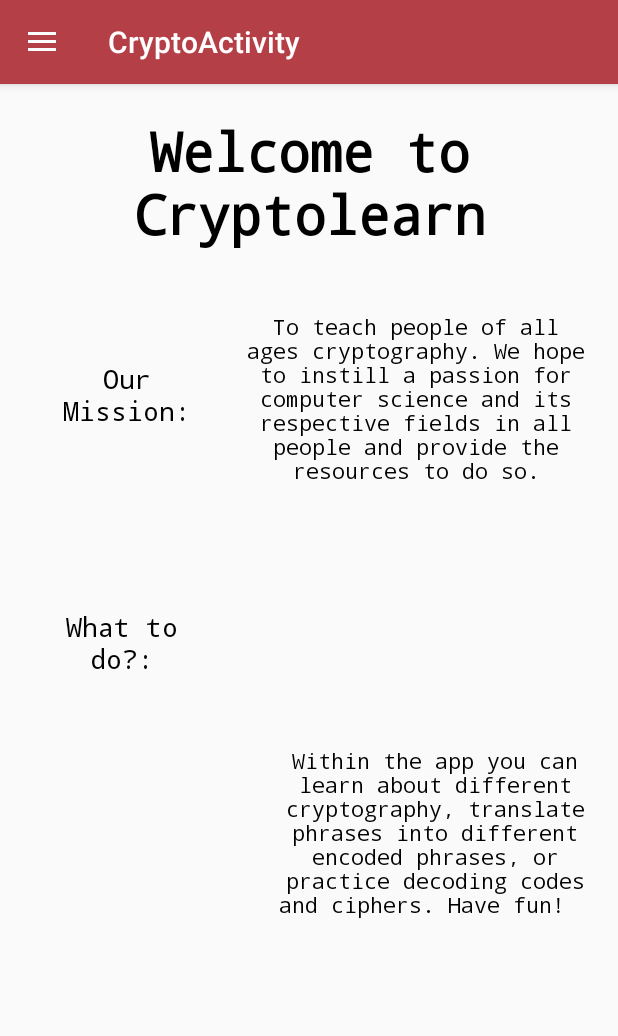
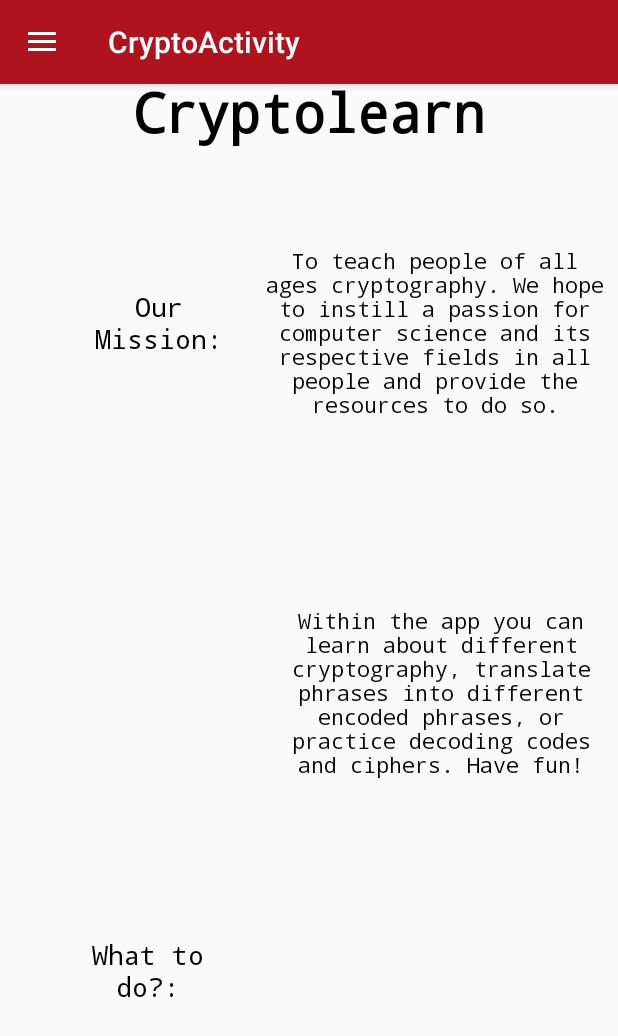
Before and after one commit to sagealo/Cryptolearn, an Android app: the screen it shows after launch (CryptoActivity), on a phone screen of 412 x 824 dp. Shown: the top 1036 px of the screen. Run offline under Robolectric (Android 15) with nearby library versions, the phone set to English and light mode, and no system bars.

Commit message:
Created the welcome fragment and fixed problem when on create the view could not be found. 12/14/18

```diff
--- a/app/src/main/java/com/per2/cryptolearn/CryptoActivity.java
+++ b/app/src/main/java/com/per2/cryptolearn/CryptoActivity.java
@@ -35,6 +35,13 @@ public class CryptoActivity extends AppCompatActivity
 
         NavigationView navigationView = (NavigationView) findViewById(R.id.nav_view);
         navigationView.setNavigationItemSelectedListener(this);
+        FragmentManager fm = getSupportFragmentManager();
+        //in the builder pattern, you can keep calling
+        //methods in a row because it returns the same
+        //data type. Before the commit, we could
+        //set the transition, change the back stack, etc
+        fm.beginTransaction().replace(R.id.container_main, new WelcomeFragment()).addToBackStack(null)
+                .commit();
     }
 
     @Override
@@ -82,6 +89,7 @@ public class CryptoActivity extends AppCompatActivity
             // Handle the binary action
             newFragment = new BinaryFragment();
         }
+
         if(newFragment!= null){
             FragmentManager fm = getSupportFragmentManager();
             //in the builder pattern, you can keep calling
--- /dev/null
+++ b/app/src/main/java/com/per2/cryptolearn/WelcomeFragment.java
@@ -0,0 +1,35 @@
+package com.per2.cryptolearn;
+
+import android.os.Bundle;
+import android.support.annotation.NonNull;
+import android.support.annotation.Nullable;
+import android.support.v4.app.Fragment;
+import android.view.LayoutInflater;
+import android.view.View;
+import android.view.ViewGroup;
+import android.widget.TextView;
+
+public class WelcomeFragment extends Fragment {
+    private TextView welcome;
+    private TextView usesTitle;
+    private TextView uses;
+    private TextView missionTitle;
+    private TextView mission;
+
+    public View onCreateView(@NonNull LayoutInflater inflater,
+                             @Nullable ViewGroup container,
+                             @Nullable Bundle savedInstanceState) {
+        View rootView = inflater.inflate(R.layout.fragment_welcome, container, false);
+        wireWidgets(rootView);
+
+        return rootView;
+    }
+
+    private void wireWidgets(View rootView) {
+        welcome = rootView.findViewById(R.id.textview_welcome_welcome);
+        usesTitle = rootView.findViewById(R.id.textview_welcome_uses);
+        uses = rootView.findViewById(R.id.textview_welcome_whattododesc);
+        mission = rootView.findViewById(R.id.textview_welcome_ourmissiondesc);
+        missionTitle = rootView.findViewById(R.id.textview_welcome_ourmission);
+    }
+}
--- a/app/src/main/res/layout/app_bar_crypto.xml
+++ b/app/src/main/res/layout/app_bar_crypto.xml
@@ -2,7 +2,6 @@
 <android.support.constraint.ConstraintLayout xmlns:android="http://schemas.android.com/apk/res/android"
     xmlns:app="http://schemas.android.com/apk/res-auto"
     xmlns:tools="http://schemas.android.com/tools"
-    android:id="@+id/background_appbar_background"
     android:layout_width="match_parent"
     android:layout_height="match_parent"
     tools:context=".CryptoActivity">
@@ -21,91 +20,6 @@
             app:popupTheme="@style/AppTheme.PopupOverlay" />
 
     </android.support.design.widget.AppBarLayout>
-
-    <TextView
-        android:id="@+id/textview_appbar_welcome"
-        android:layout_width="308dp"
-        android:layout_height="108dp"
-        android:layout_marginEnd="8dp"
-        android:layout_marginStart="8dp"
-        android:layout_marginTop="20dp"
-        android:fontFamily="monospace"
-        android:text="@string/welcome_to_cryptolearn"
-        android:textAlignment="center"
-        android:textAllCaps="false"
-        android:textColor="@android:color/black"
-        android:textSize="36sp"
-        android:textStyle="bold"
-        app:layout_constraintEnd_toEndOf="parent"
-        app:layout_constraintHorizontal_bias="0.504"
-        app:layout_constraintStart_toStartOf="parent"
-        app:layout_constraintTop_toBottomOf="@+id/appBarLayout" />
-
-    <TextView
-        android:id="@+id/textview_appbar_ourmission"
-        android:layout_width="105dp"
-        android:layout_height="57dp"
-        android:layout_marginStart="32dp"
-        android:layout_marginTop="56dp"
-        android:fontFamily="monospace"
-        android:text="@string/our_mission"
-        android:textAlignment="center"
-        android:textColor="@android:color/black"
-        android:textSize="18sp"
-        app:layout_constraintStart_toStartOf="parent"
-        app:layout_constraintTop_toBottomOf="@+id/textview_appbar_welcome" />
-
-    <TextView
-        android:id="@+id/textview_appbar_ourmissiondesc"
-        android:layout_width="228dp"
-        android:layout_height="119dp"
-        android:layout_marginEnd="8dp"
-        android:layout_marginStart="8dp"
-        android:layout_marginTop="24dp"
-        android:fontFamily="monospace"
-        android:text="@string/our_mission_desc"
-        android:textAlignment="center"
-        android:textColor="@android:color/black"
-        app:layout_constraintEnd_toEndOf="parent"
-        app:layout_constraintHorizontal_bias="0.578"
-        app:layout_constraintStart_toEndOf="@+id/textview_appbar_ourmission"
-        app:layout_constraintTop_toBottomOf="@+id/textview_appbar_welcome" />
-
-    <TextView
-        android:id="@+id/textview_appbar_uses"
-        android:layout_width="99dp"
-        android:layout_height="60dp"
-        android:layout_marginBottom="8dp"
-        android:layout_marginStart="32dp"
-        android:layout_marginTop="108dp"
-        android:fontFamily="monospace"
-        android:text="What to do?:"
-        android:textAlignment="center"
-        android:textColor="@android:color/black"
-        android:textSize="18sp"
-        app:layout_constraintBottom_toBottomOf="parent"
-        app:layout_constraintStart_toStartOf="parent"
-        app:layout_constraintTop_toBottomOf="@+id/textview_appbar_ourmission"
-        app:layout_constraintVertical_bias="0.0" />
-
-    <TextView
-        android:id="@+id/textview_appbar_whattododesc"
-        android:layout_width="228dp"
-        android:layout_height="124dp"
-        android:layout_marginBottom="8dp"
-        android:layout_marginEnd="8dp"
-        android:layout_marginStart="8dp"
-        android:layout_marginTop="8dp"
-        android:fontFamily="monospace"
-        android:text="Within the app you can learn about different cryptography, translate phrases into different encoded phrases, or practice decoding codes and ciphers. Have fun!  "
-        android:textAlignment="center"
-        android:textColor="@android:color/black"
-        android:textSize="14sp"
-        app:layout_constraintBottom_toBottomOf="parent"
-        app:layout_constraintEnd_toEndOf="parent"
-        app:layout_constraintHorizontal_bias="1.0"
-        app:layout_constraintStart_toEndOf="@+id/textview_appbar_uses"
-        app:layout_constraintTop_toBottomOf="@+id/textview_appbar_ourmissiondesc"
-        app:layout_constraintVertical_bias="0.454" />
+    <include layout="@layout/content_crypto" />
 
 </android.support.constraint.ConstraintLayout>
--- a/app/src/main/res/layout/content_crypto.xml
+++ b/app/src/main/res/layout/content_crypto.xml
@@ -9,4 +9,5 @@
     tools:context=".CryptoActivity"
     tools:showIn="@layout/app_bar_crypto">
 
+
 </android.support.constraint.ConstraintLayout>
--- a/app/src/main/res/layout/fragment_binary_learn.xml
+++ b/app/src/main/res/layout/fragment_binary_learn.xml
@@ -11,6 +11,7 @@
         android:layout_width="387dp"
         android:layout_height="374dp"
         android:layout_marginEnd="8dp"
+        android:layout_marginTop="56dp"
         android:text="@string/learn_binary"
         android:textAppearance="@style/TextAppearance.AppCompat"
         android:textSize="19dp"
--- a/app/src/main/res/layout/fragment_caesar.xml
+++ b/app/src/main/res/layout/fragment_caesar.xml
@@ -2,7 +2,7 @@
 <android.support.constraint.ConstraintLayout xmlns:android="http://schemas.android.com/apk/res/android"
     xmlns:app="http://schemas.android.com/apk/res-auto"
     xmlns:tools="http://schemas.android.com/tools"
-    android:id="@+id/linearLayout2"
+    android:id="@+id/linearLayout"
     android:layout_width="match_parent"
     android:layout_height="match_parent">
 
--- a/app/src/main/res/layout/fragment_caesar_learn.xml
+++ b/app/src/main/res/layout/fragment_caesar_learn.xml
@@ -11,11 +11,12 @@
         android:layout_width="387dp"
         android:layout_height="374dp"
         android:layout_marginEnd="8dp"
+        android:layout_marginTop="80dp"
         android:text="@string/learn_cipher"
         android:textAppearance="@style/TextAppearance.AppCompat"
         android:textSize="19dp"
         app:layout_constraintEnd_toEndOf="parent"
-        app:layout_constraintHorizontal_bias="0.03"
+        app:layout_constraintHorizontal_bias="0.09"
         app:layout_constraintStart_toStartOf="parent"
         app:layout_constraintTop_toTopOf="parent" />
 
--- /dev/null
+++ b/app/src/main/res/layout/fragment_welcome.xml
@@ -0,0 +1,94 @@
+<?xml version="1.0" encoding="utf-8"?>
+<android.support.constraint.ConstraintLayout xmlns:android="http://schemas.android.com/apk/res/android"
+    xmlns:app="http://schemas.android.com/apk/res-auto"
+    xmlns:tools="http://schemas.android.com/tools"
+    android:id="@+id/linearLayout2"
+    android:layout_width="match_parent"
+    android:layout_height="match_parent">
+
+    <TextView
+        android:id="@+id/textview_welcome_welcome"
+        android:layout_width="308dp"
+        android:layout_height="108dp"
+        android:layout_marginEnd="8dp"
+        android:layout_marginStart="8dp"
+        android:layout_marginTop="8dp"
+        android:fontFamily="monospace"
+        android:text="@string/welcome_to_cryptolearn"
+        android:textAlignment="center"
+        android:textAllCaps="false"
+        android:textColor="@android:color/black"
+        android:textSize="36sp"
+        android:textStyle="bold"
+        app:layout_constraintEnd_toEndOf="parent"
+        app:layout_constraintStart_toStartOf="parent"
+        app:layout_constraintTop_toTopOf="parent" />
+
+    <TextView
+        android:id="@+id/textview_welcome_ourmission"
+        android:layout_width="105dp"
+        android:layout_height="57dp"
+        android:layout_marginEnd="8dp"
+        android:layout_marginStart="16dp"
+        android:layout_marginTop="76dp"
+        android:fontFamily="monospace"
+        android:text="@string/our_mission"
+        android:textAlignment="center"
+        android:textColor="@android:color/black"
+        android:textSize="18sp"
+        app:layout_constraintEnd_toStartOf="@+id/textview_welcome_ourmissiondesc"
+        app:layout_constraintHorizontal_bias="0.8"
+        app:layout_constraintStart_toStartOf="parent"
+        app:layout_constraintTop_toBottomOf="@+id/textview_welcome_welcome" />
+
+    <TextView
+        android:id="@+id/textview_welcome_ourmissiondesc"
+        android:layout_width="228dp"
+        android:layout_height="119dp"
+        android:layout_marginEnd="8dp"
+        android:layout_marginTop="48dp"
+        android:fontFamily="monospace"
+        android:text="@string/our_mission_desc"
+        android:textAlignment="center"
+        android:textColor="@android:color/black"
+        app:layout_constraintEnd_toEndOf="parent"
+        app:layout_constraintTop_toBottomOf="@+id/textview_welcome_welcome" />
+
+    <TextView
+        android:id="@+id/textview_welcome_uses"
+        android:layout_width="99dp"
+        android:layout_height="60dp"
+        android:layout_marginBottom="80dp"
+        android:layout_marginEnd="8dp"
+        android:layout_marginStart="8dp"
+        android:layout_marginTop="8dp"
+        android:fontFamily="monospace"
+        android:text="@string/what_to_do"
+        android:textAlignment="center"
+        android:textColor="@android:color/black"
+        android:textSize="18sp"
+        app:layout_constraintBottom_toBottomOf="parent"
+        app:layout_constraintEnd_toStartOf="@+id/textview_welcome_whattododesc"
+        app:layout_constraintHorizontal_bias="0.636"
+        app:layout_constraintStart_toStartOf="parent"
+        app:layout_constraintTop_toBottomOf="@+id/textview_welcome_ourmission"
+        app:layout_constraintVertical_bias="0.859" />
+
+    <TextView
+        android:id="@+id/textview_welcome_whattododesc"
+        android:layout_width="228dp"
+        android:layout_height="124dp"
+        android:layout_marginBottom="8dp"
+        android:layout_marginEnd="4dp"
+        android:layout_marginTop="8dp"
+        android:fontFamily="monospace"
+        android:text="@string/what_to_do_desc"
+        android:textAlignment="center"
+        android:textColor="@android:color/black"
+        android:textSize="14sp"
+        app:layout_constraintBottom_toBottomOf="parent"
+        app:layout_constraintEnd_toEndOf="parent"
+        app:layout_constraintTop_toBottomOf="@+id/textview_welcome_ourmissiondesc"
+        app:layout_constraintVertical_bias="0.281" />
+
+</android.support.constraint.ConstraintLayout>
--- a/app/src/main/res/values/colors.xml
+++ b/app/src/main/res/values/colors.xml
@@ -1,6 +1,6 @@
 <?xml version="1.0" encoding="utf-8"?>
 <resources>
-    <color name="colorPrimary">#b53f47</color>
-    <color name="colorPrimaryDark">#ffffff</color>
-    <color name="colorAccent">#FF4081</color>
+    <color name="colorPrimary">#af141e</color>
+    <color name="colorPrimaryDark">#398889</color>
+    <color name="colorAccent">#b4476c</color>
 </resources>
--- a/app/src/main/res/values/strings.xml
+++ b/app/src/main/res/values/strings.xml
@@ -25,4 +25,6 @@
     <string name="welcome_to_cryptolearn">Welcome to Cryptolearn</string>
     <string name="our_mission">Our Mission:</string>
     <string name="our_mission_desc">To teach people of all ages cryptography. We hope to instill a passion for computer science and its respective fields in all people and provide the resources to do so.</string>
+    <string name="what_to_do_desc">Within the app you can learn about different cryptography, translate phrases into different encoded phrases, or practice decoding codes and ciphers. Have fun!</string>
+    <string name="what_to_do">What to do?:</string>
 </resources>
```
